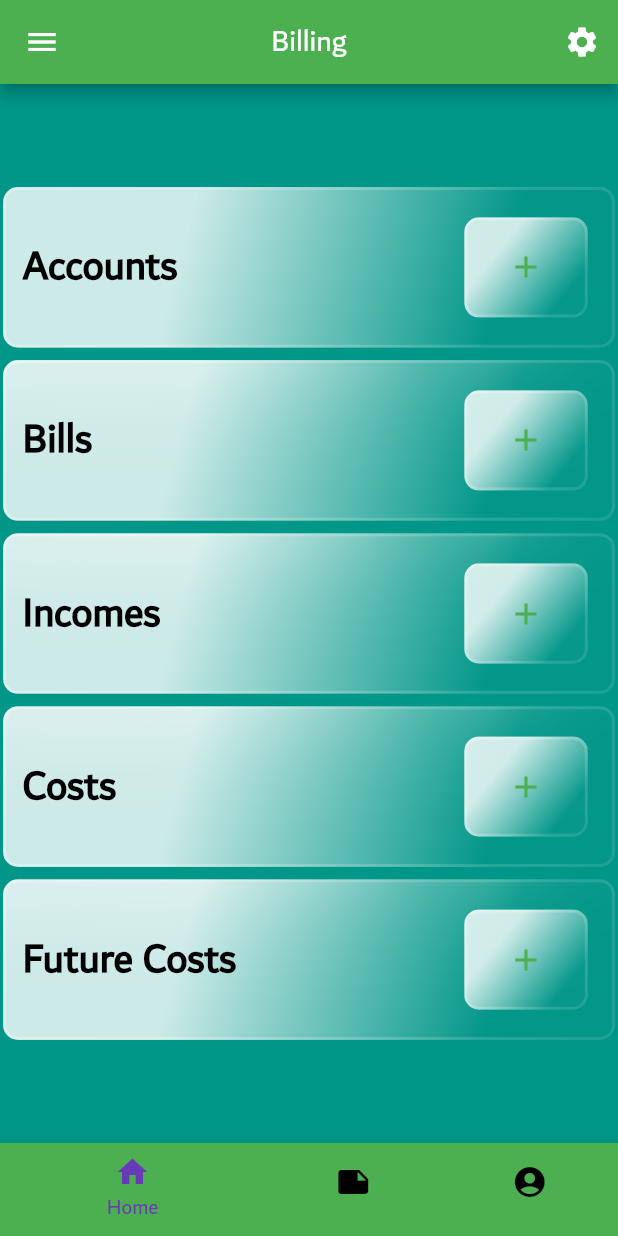
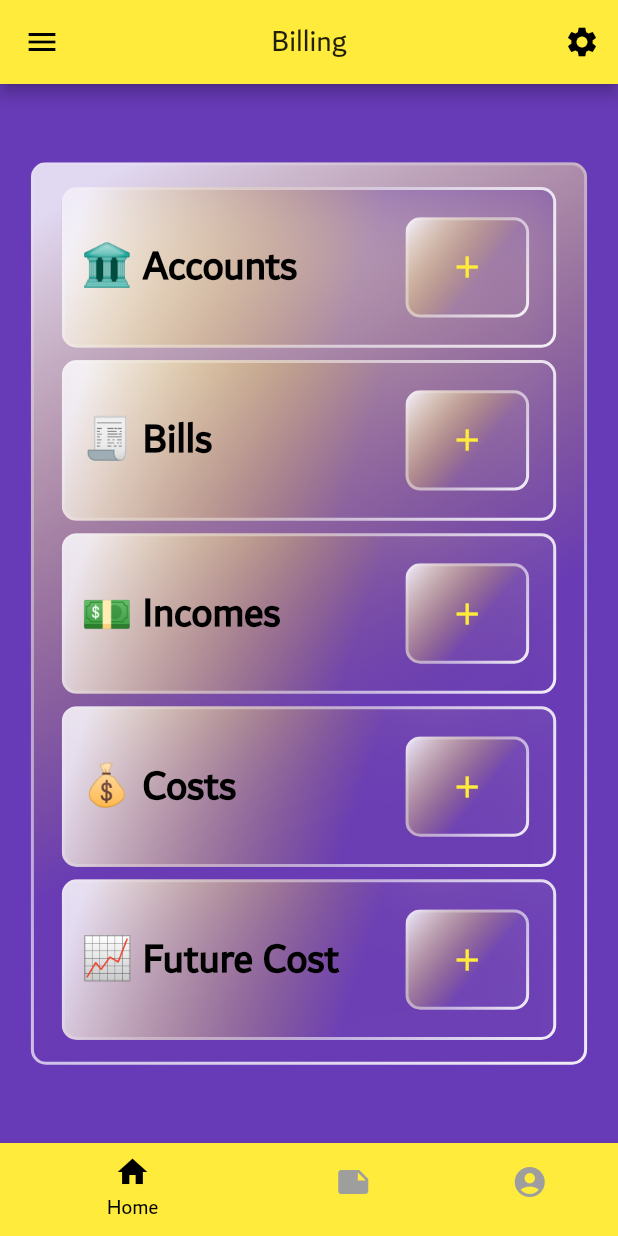
Before and after one commit to abbasyazdanmehr/billing-app-flutter, a Flutter app: the screen it shows after launch, on a phone screen of 412 x 824 dp. Run offline on Flutter 3.47's test engine with Material 2 defaults, Android fonts, the phone set to English and light mode, and no system bars; drawn by our look-alikes of glassmorphism; our stand-ins replace get, sizer, sqflite; accounts and stored records are empty.

Commit message:
some ui changes.

```diff
--- a/lib/constants/constants.dart
+++ b/lib/constants/constants.dart
@@ -5,11 +5,11 @@ import 'package:glassmorphism/glassmorphism.dart';
 import 'package:sizer/sizer.dart';
 
 class Constants {
-  static const Color themeColor = Colors.green;
-  static const Color detailColor = Colors.deepPurple;
-  static const Color hideColor = Colors.teal;
+  static const Color themeColor = Colors.yellow;
+  static const Color textColor = Colors.black;
+  static const Color backgroundsColor = Colors.deepPurple;
   static const Color darkColor = Colors.black;
-  static const Color lightColor = Colors.amber;
+  static const Color lightColor = Colors.grey;
 
   static Widget customAppBar() {
     return AppBar(
@@ -59,18 +59,18 @@ class Constants {
               end: Alignment.bottomRight,
               colors: [
                 Color(0xFFffffff).withOpacity(0.8),
-                Color(0xFFFFFFFF)
+                Color(0xfff1c40f)
                     .withOpacity(0.01), // low: glass   high: plastic
               ],
               stops: [
-                0.3,
-                0.8, // low: glass   high: plastic
+                0.05,
+                0.6, // low: glass   high: plastic
               ]),
           borderGradient: LinearGradient(
-            begin: Alignment.topLeft,
-            end: Alignment.bottomRight,
+            begin: Alignment.bottomRight,
+            end: Alignment.topLeft,
             colors: [
-              Color(0xFFffffff).withOpacity(0.3),
+              Color(0xFFffffff).withOpacity(0.9),
               Color((0xFFFFFFFF)).withOpacity(0.1),
             ],
           ),
--- a/lib/main.dart
+++ b/lib/main.dart
@@ -12,8 +12,8 @@ class MyApp extends StatelessWidget {
   @override
   Widget build(BuildContext context) {
     final newTextTheme = Theme.of(context).textTheme.apply(
-          bodyColor: Constants.detailColor,
-          displayColor: Constants.detailColor,
+          bodyColor: Constants.textColor,
+          displayColor: Constants.textColor,
           fontFamily: 'dubay',
         );
 
@@ -24,7 +24,7 @@ class MyApp extends StatelessWidget {
         theme: ThemeData(
           primarySwatch: Constants.themeColor,
           fontFamily: 'dubay',
-          scaffoldBackgroundColor: Constants.hideColor,
+          scaffoldBackgroundColor: Constants.backgroundsColor,
           textTheme: newTextTheme,
         ),
         home: BaseView(0),
--- a/lib/views/base_view.dart
+++ b/lib/views/base_view.dart
@@ -47,12 +47,14 @@ class _BaseViewState extends State<BaseView> {
     print(size.height.toString() + 'px');
     return Scaffold(
       drawer: Drawer(
-        child: ElevatedButton(
-          child: Text('Turnovers'),
-          onPressed: () {
-            Navigator.pop(context);
-            Get.to(TurnoversListView());
-          },
+        child: Center(
+          child: ElevatedButton(
+            child: Text('All Turnovers'),
+            onPressed: () {
+              Navigator.pop(context);
+              Get.to(TurnoversListView());
+            },
+          ),
         ),
       ),
       appBar: Constants.customAppBar(),
@@ -66,10 +68,11 @@ class _BaseViewState extends State<BaseView> {
         ],
       ),
       bottomNavigationBar: BottomNavigationBar(
+        elevation: 5,
         type: BottomNavigationBarType.shifting,
         backgroundColor: Constants.themeColor,
-        selectedItemColor: Constants.detailColor,
-        unselectedItemColor: Constants.darkColor,
+        selectedItemColor: Constants.textColor,
+        unselectedItemColor: Constants.lightColor,
         items: const <BottomNavigationBarItem>[
           BottomNavigationBarItem(
             icon: Icon(Icons.home),
@@ -79,12 +82,12 @@ class _BaseViewState extends State<BaseView> {
           BottomNavigationBarItem(
             icon: Icon(Icons.note),
             label: 'Report',
-            backgroundColor: Constants.hideColor,
+            backgroundColor: Constants.themeColor,
           ),
           BottomNavigationBarItem(
             icon: Icon(Icons.account_circle),
             label: 'Profile',
-            backgroundColor: Constants.lightColor,
+            backgroundColor: Constants.themeColor,
           ),
         ],
         currentIndex: _selectedIndex,
--- a/lib/views/home_view.dart
+++ b/lib/views/home_view.dart
@@ -68,18 +68,18 @@ class HomeView extends StatelessWidget {
     choiceBlock(choiceText) {
       return Constants.responsiveGlassBlock(
         context: context,
-        widthRatio: 1,
+        widthRatio: 0.8,
         heightRatio: 0.13,
         content: TextButton(
             onPressed: () {
-              if (choiceText == 'Accounts') {
+              if (choiceText.contains('Accounts')) {
                 Get.to(AccountsListView());
-              } else if (choiceText == 'Bills') {
+              } else if (choiceText.contains('Bills')) {
                 Get.to(BillsListView());
-              } else if (choiceText == 'Incomes') {
+              } else if (choiceText.contains('Incomes')) {
                 smallController.setTurnOver(TurnoverType.Income);
                 Get.to(TurnoversListView());
-              } else if (choiceText == 'Costs') {
+              } else if (choiceText.contains('Costs')) {
                 smallController.setTurnOver(TurnoverType.Cost);
                 Get.to(TurnoversListView());
               } else {
@@ -95,17 +95,28 @@ class HomeView extends StatelessWidget {
       );
     }
 
+    blocks() {
+      return Center(
+        child: Column(
+          mainAxisAlignment: MainAxisAlignment.center,
+          children: [
+            choiceBlock('🏛️ Accounts'),
+            choiceBlock('🧾 Bills'),
+            choiceBlock('💵 Incomes'),
+            choiceBlock('💰 Costs'),
+            choiceBlock('📈 Future Cost'),
+          ],
+        ),
+      );
+    }
+
     return Center(
       child: SingleChildScrollView(
-        child: Column(
-          crossAxisAlignment: CrossAxisAlignment.center,
-          children: [
-            choiceBlock('Accounts'),
-            choiceBlock('Bills'),
-            choiceBlock('Incomes'),
-            choiceBlock('Costs'),
-            choiceBlock('Future Costs'),
-          ],
+        child: Constants.responsiveGlassBlock(
+          context: context,
+          heightRatio: 0.73,
+          widthRatio: 0.9,
+          content: blocks(),
         ),
       ),
     );
```
Also changed, not shown: lib/views/home_views/accounts_list_view.dart (+30 -13 lines), lib/views/profile_view.dart (+28 -13 lines).
